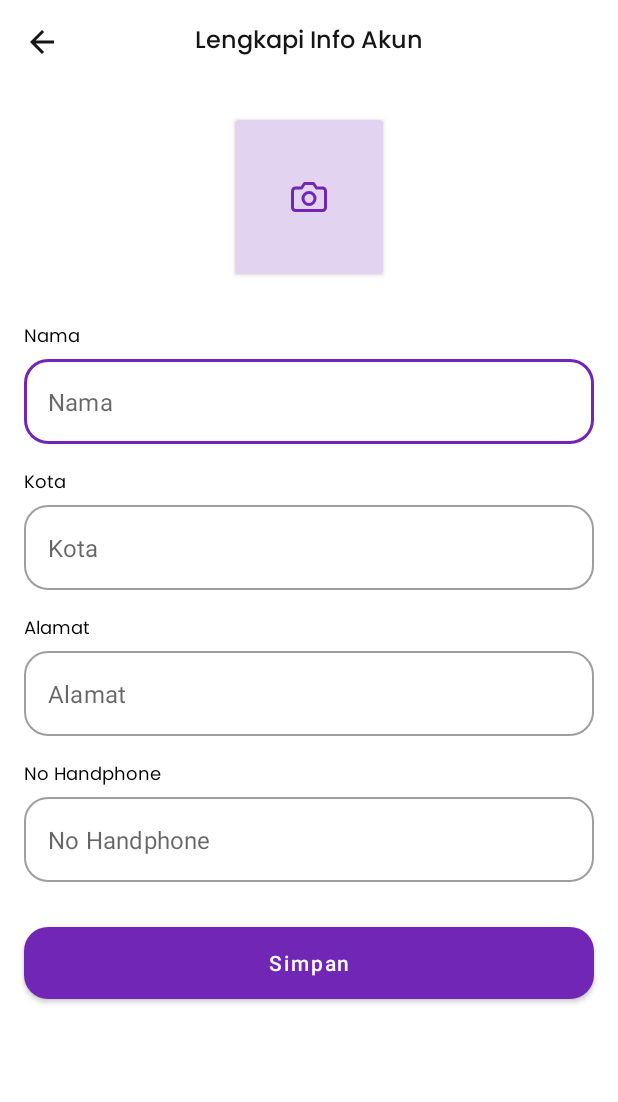
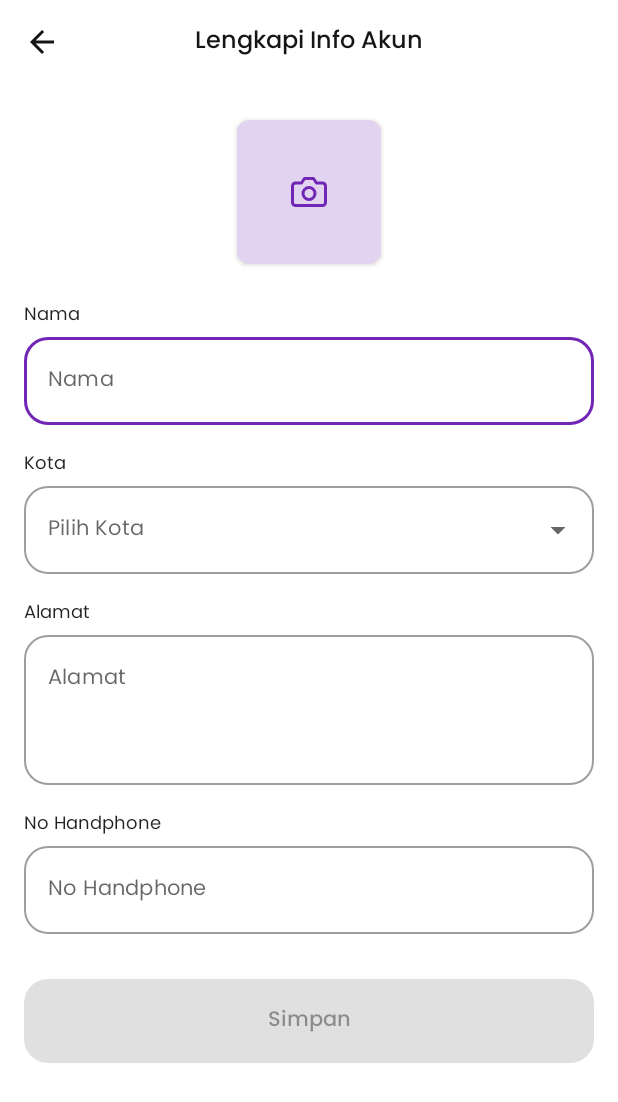
Before and after one commit to zan-os/SecondHand, an Android app: the EditProfileActivity screen opened directly, with no data from a screen before it, on a phone screen of 412 x 824 dp. Shown: the top 1102 px of the screen. Run offline under Robolectric (Android 15) with nearby library versions, the phone set to English and light mode, and no system bars.

Commit message:
Update UI EditProfile

```diff
--- a/app/src/main/res/layout/activity_edit_profile.xml
+++ b/app/src/main/res/layout/activity_edit_profile.xml
@@ -1,14 +1,10 @@
 <?xml version="1.0" encoding="utf-8"?>
-<ScrollView xmlns:android="http://schemas.android.com/apk/res/android"
+<androidx.constraintlayout.widget.ConstraintLayout xmlns:android="http://schemas.android.com/apk/res/android"
     xmlns:app="http://schemas.android.com/apk/res-auto"
     xmlns:tools="http://schemas.android.com/tools"
     android:layout_width="match_parent"
     android:layout_height="match_parent"
     tools:context=".ui.market.profile.update.EditProfileActivity">
-
-    <androidx.constraintlayout.widget.ConstraintLayout
-        android:layout_width="match_parent"
-        android:layout_height="wrap_content">
 
     <com.google.android.material.appbar.MaterialToolbar
         android:id="@+id/materialToolbar"
@@ -32,43 +28,73 @@
 
     </com.google.android.material.appbar.MaterialToolbar>
 
+    <ScrollView
+        android:layout_width="match_parent"
+        android:layout_height="0dp"
+        android:contentDescription="@string/description"
+        app:layout_constraintBottom_toBottomOf="parent"
+        app:layout_constraintEnd_toEndOf="parent"
+        app:layout_constraintStart_toStartOf="parent"
+        app:layout_constraintTop_toBottomOf="@+id/materialToolbar">
+
+        <androidx.constraintlayout.widget.ConstraintLayout
+            android:layout_width="match_parent"
+            android:layout_height="wrap_content">
+
+            <androidx.cardview.widget.CardView
+                android:id="@+id/profile_image_container"
+                android:layout_width="96dp"
+                android:layout_height="96dp"
+                android:layout_marginTop="24dp"
+                app:cardBackgroundColor="@color/dark_blue_01"
+                app:cardCornerRadius="8dp"
+                app:layout_constraintEnd_toEndOf="parent"
+                app:layout_constraintStart_toStartOf="parent"
+                app:layout_constraintTop_toTopOf="parent">
+
+                <com.google.android.material.imageview.ShapeableImageView
+                    android:layout_width="wrap_content"
+                    android:layout_height="wrap_content"
+                    android:layout_gravity="center"
+                    android:src="@drawable/ic_camera" />
+
+                <com.google.android.material.imageview.ShapeableImageView
+                    android:id="@+id/photo_profile_iv"
+                    android:layout_width="wrap_content"
+                    android:layout_height="wrap_content"
+                    android:layout_gravity="center" />
+
+            </androidx.cardview.widget.CardView>
+
             <com.google.android.material.textview.MaterialTextView
                 android:id="@+id/name_tv"
                 style="@style/TextAppearance.SecondHand.Body.Regular"
                 android:layout_width="wrap_content"
                 android:layout_height="wrap_content"
                 android:layout_marginStart="16dp"
-            android:layout_marginTop="32dp"
+                android:layout_marginTop="24dp"
                 android:text="@string/nama"
-            android:textColor="@color/black"
-            android:textSize="12sp"
                 app:layout_constraintStart_toStartOf="parent"
-            app:layout_constraintTop_toBottomOf="@id/profile_image_container" />
+                app:layout_constraintTop_toBottomOf="@+id/profile_image_container" />
 
             <com.google.android.material.textfield.TextInputLayout
                 android:id="@+id/name_et_layout"
-            style="@style/Widget.MaterialComponents.TextInputLayout.OutlinedBox"
-            android:layout_width="match_parent"
+                style="@style/TextInputLayout"
+                android:layout_width="0dp"
                 android:layout_height="wrap_content"
-            android:layout_marginStart="16dp"
                 android:layout_marginTop="4dp"
                 android:layout_marginEnd="16dp"
-            app:boxCornerRadiusBottomEnd="16dp"
-            app:boxCornerRadiusBottomStart="16dp"
-            app:boxCornerRadiusTopEnd="16dp"
-            app:boxCornerRadiusTopStart="16dp"
-            app:hintEnabled="false"
                 app:layout_constraintEnd_toEndOf="parent"
-            app:layout_constraintStart_toStartOf="parent"
+                app:layout_constraintStart_toStartOf="@+id/name_tv"
                 app:layout_constraintTop_toBottomOf="@+id/name_tv">
 
                 <com.google.android.material.textfield.TextInputEditText
                     android:id="@+id/name_et"
+                    style="@style/EditText"
                     android:layout_width="match_parent"
                     android:layout_height="wrap_content"
                     android:hint="@string/nama"
-                android:inputType="textEmailAddress"
-                android:minHeight="48dp" />
+                    android:inputType="textEmailAddress" />
 
             </com.google.android.material.textfield.TextInputLayout>
 
@@ -77,38 +103,27 @@
                 style="@style/TextAppearance.SecondHand.Body.Regular"
                 android:layout_width="wrap_content"
                 android:layout_height="wrap_content"
-            android:layout_marginStart="16dp"
                 android:layout_marginTop="16dp"
                 android:text="@string/kota"
-            android:textColor="@color/black"
-            android:textSize="12sp"
-            app:layout_constraintStart_toStartOf="parent"
+                app:layout_constraintStart_toStartOf="@+id/name_et_layout"
                 app:layout_constraintTop_toBottomOf="@+id/name_et_layout" />
 
             <com.google.android.material.textfield.TextInputLayout
-            android:id="@+id/price_et_layout"
-            style="@style/Widget.MaterialComponents.TextInputLayout.OutlinedBox"
+                android:id="@+id/city_et_layout"
+                style="@style/TextInputLayout.DropDownMenu"
+                android:layout_width="0dp"
+                android:layout_height="wrap_content"
+                android:layout_marginTop="4dp"
+                app:layout_constraintEnd_toEndOf="@+id/name_et_layout"
+                app:layout_constraintStart_toStartOf="@+id/city_tv"
+                app:layout_constraintTop_toBottomOf="@+id/city_tv">
+
+                <AutoCompleteTextView
+                    android:id="@+id/auto_complete_city_tv"
+                    style="@style/AutoCompleteTextView"
                     android:layout_width="match_parent"
                     android:layout_height="wrap_content"
-            android:layout_marginStart="16dp"
-            android:layout_marginTop="4dp"
-            android:layout_marginEnd="16dp"
-            app:boxCornerRadiusBottomEnd="16dp"
-            app:boxCornerRadiusBottomStart="16dp"
-            app:boxCornerRadiusTopEnd="16dp"
-            app:boxCornerRadiusTopStart="16dp"
-            app:hintEnabled="false"
-            app:layout_constraintEnd_toEndOf="parent"
-            app:layout_constraintStart_toStartOf="parent"
-            app:layout_constraintTop_toBottomOf="@+id/city_tv">
-
-            <com.google.android.material.textfield.TextInputEditText
-                android:id="@+id/city_et"
-                android:layout_width="match_parent"
-                android:layout_height="wrap_content"
-                android:hint="@string/kota"
-                android:inputType="textEmailAddress"
-                android:minHeight="48dp" />
+                    android:hint="@string/pilih_kota" />
 
             </com.google.android.material.textfield.TextInputLayout>
 
@@ -117,38 +132,27 @@
                 style="@style/TextAppearance.SecondHand.Body.Regular"
                 android:layout_width="wrap_content"
                 android:layout_height="wrap_content"
-            android:layout_marginStart="16dp"
                 android:layout_marginTop="16dp"
                 android:text="@string/alamat"
-            android:textColor="@color/black"
-            android:textSize="12sp"
-            app:layout_constraintStart_toStartOf="parent"
-            app:layout_constraintTop_toBottomOf="@+id/price_et_layout" />
+                app:layout_constraintStart_toStartOf="@+id/city_et_layout"
+                app:layout_constraintTop_toBottomOf="@+id/city_et_layout" />
 
             <com.google.android.material.textfield.TextInputLayout
-            android:id="@+id/category_et_layout"
-            style="@style/Widget.MaterialComponents.TextInputLayout.OutlinedBox"
-            android:layout_width="match_parent"
+                android:id="@+id/address_et_layout"
+                style="@style/TextInputLayout"
+                android:layout_width="0dp"
                 android:layout_height="wrap_content"
-            android:layout_marginStart="16dp"
                 android:layout_marginTop="4dp"
-            android:layout_marginEnd="16dp"
-            app:boxCornerRadiusBottomEnd="16dp"
-            app:boxCornerRadiusBottomStart="16dp"
-            app:boxCornerRadiusTopEnd="16dp"
-            app:boxCornerRadiusTopStart="16dp"
-            app:hintEnabled="false"
-            app:layout_constraintEnd_toEndOf="parent"
-            app:layout_constraintStart_toStartOf="parent"
+                app:layout_constraintEnd_toEndOf="@+id/city_et_layout"
+                app:layout_constraintStart_toStartOf="@+id/address_tv"
                 app:layout_constraintTop_toBottomOf="@+id/address_tv">
 
                 <com.google.android.material.textfield.TextInputEditText
                     android:id="@+id/address_et"
+                    style="@style/EditText.MultiLine"
                     android:layout_width="match_parent"
                     android:layout_height="wrap_content"
-                android:hint="@string/alamat"
-                android:inputType="textEmailAddress"
-                android:minHeight="48dp" />
+                    android:hint="@string/alamat" />
 
             </com.google.android.material.textfield.TextInputLayout>
 
@@ -157,83 +161,46 @@
                 style="@style/TextAppearance.SecondHand.Body.Regular"
                 android:layout_width="wrap_content"
                 android:layout_height="wrap_content"
-            android:layout_marginStart="16dp"
                 android:layout_marginTop="16dp"
                 android:text="@string/no_handphone"
-            android:textColor="@color/black"
-            android:textSize="12sp"
-            app:layout_constraintStart_toStartOf="parent"
-            app:layout_constraintTop_toBottomOf="@+id/category_et_layout" />
+                app:layout_constraintStart_toStartOf="@+id/address_et_layout"
+                app:layout_constraintTop_toBottomOf="@+id/address_et_layout" />
 
             <com.google.android.material.textfield.TextInputLayout
-            android:id="@+id/description_et_layout"
-            style="@style/Widget.MaterialComponents.TextInputLayout.OutlinedBox"
-            android:layout_width="match_parent"
+                android:id="@+id/phone_number_et_layout"
+                style="@style/TextInputLayout"
+                android:layout_width="0dp"
                 android:layout_height="wrap_content"
-            android:layout_marginStart="16dp"
                 android:layout_marginTop="4dp"
-            android:layout_marginEnd="16dp"
-            app:boxCornerRadiusBottomEnd="16dp"
-            app:boxCornerRadiusBottomStart="16dp"
-            app:boxCornerRadiusTopEnd="16dp"
-            app:boxCornerRadiusTopStart="16dp"
-            app:hintEnabled="false"
-            app:layout_constraintEnd_toEndOf="parent"
-            app:layout_constraintStart_toStartOf="parent"
+                app:layout_constraintEnd_toEndOf="@+id/address_et_layout"
+                app:layout_constraintStart_toStartOf="@+id/phone_number_tv"
                 app:layout_constraintTop_toBottomOf="@+id/phone_number_tv">
 
                 <com.google.android.material.textfield.TextInputEditText
                     android:id="@+id/phone_number_et"
+                    style="@style/EditText"
                     android:layout_width="match_parent"
                     android:layout_height="wrap_content"
                     android:hint="@string/no_handphone"
-                android:inputType="number"
-                android:minHeight="48dp" />
+                    android:inputType="number" />
 
             </com.google.android.material.textfield.TextInputLayout>
 
-
-        <androidx.cardview.widget.CardView
-            android:id="@+id/profile_image_container"
-            android:layout_width="wrap_content"
+            <com.google.android.material.button.MaterialButton
+                android:id="@+id/save_btn"
+                style="@style/Button"
+                android:layout_width="0dp"
                 android:layout_height="wrap_content"
                 android:layout_marginTop="24dp"
-            app:cardBackgroundColor="@color/dark_blue_01"
-            app:layout_constraintEnd_toEndOf="parent"
-            app:layout_constraintStart_toStartOf="parent"
-            app:layout_constraintTop_toBottomOf="@+id/materialToolbar">
-
-            <com.google.android.material.imageview.ShapeableImageView
-                android:layout_width="wrap_content"
-                android:layout_height="wrap_content"
-                android:layout_marginStart="37dp"
-                android:layout_marginTop="39dp"
-                android:layout_marginEnd="37dp"
-                android:layout_marginBottom="39dp"
-                android:src="@drawable/ic_camera"
-                app:layout_constraintBottom_toBottomOf="parent"
-                app:layout_constraintEnd_toEndOf="parent"
-                app:layout_constraintStart_toStartOf="parent"
-                app:layout_constraintTop_toTopOf="parent" />
-
-        </androidx.cardview.widget.CardView>
-
-        <com.google.android.material.button.MaterialButton
-            android:id="@+id/save_btn"
-            style="@style/Widget.MaterialComponents.Button"
-            android:layout_width="0dp"
-            android:layout_height="60dp"
-            android:layout_marginStart="16dp"
-            android:layout_marginTop="24dp"
-            android:layout_marginEnd="16dp"
+                android:enabled="false"
                 android:text="@string/simpan"
-            android:textAllCaps="false"
-            app:cornerRadius="16sp"
-            app:layout_constraintEnd_toEndOf="parent"
-            app:layout_constraintStart_toStartOf="parent"
-            app:layout_constraintTop_toBottomOf="@+id/description_et_layout"
-            app:strokeColor="@color/dark_blue_04" />
+                app:layout_constraintEnd_toEndOf="@+id/phone_number_et_layout"
+                app:layout_constraintStart_toStartOf="@+id/phone_number_et_layout"
+                app:layout_constraintTop_toBottomOf="@+id/phone_number_et_layout" />
 
         </androidx.constraintlayout.widget.ConstraintLayout>
 
     </ScrollView>
+
+
+</androidx.constraintlayout.widget.ConstraintLayout>
```
Lines whose indentation alone changed are shown as unchanged.
